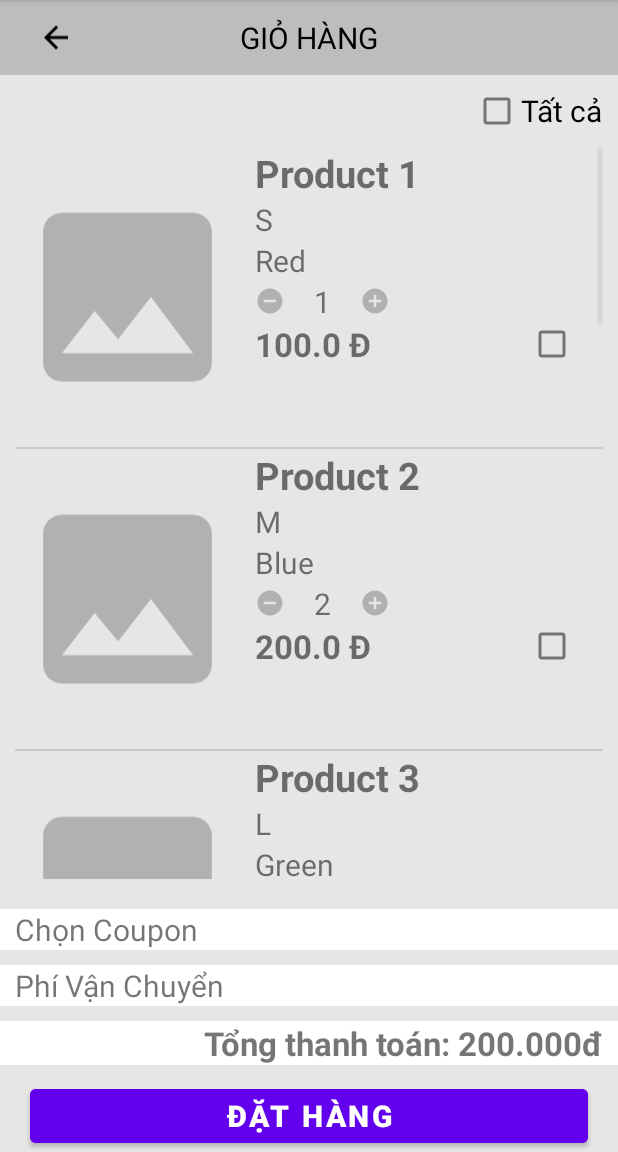
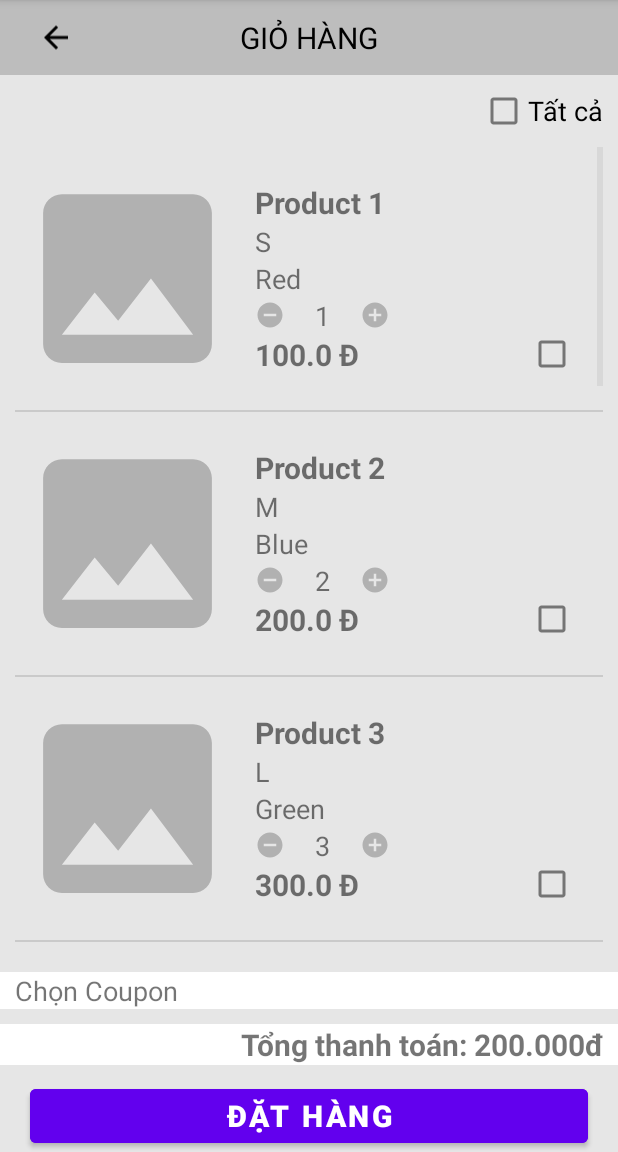
Before and after one commit to thanhENC/m-commerce-hk5, an Android app: the MainActivity screen opened directly, with no data from a screen before it, on a phone screen of 412 x 824 dp, the part 84-1236 px from its top. Run offline under Robolectric (Android 15) with nearby library versions, the phone set to English and light mode, and no system bars.

Commit message:
Modify Cart Item

```diff
--- a/home/app/src/main/res/layout/activity_main.xml
+++ b/home/app/src/main/res/layout/activity_main.xml
@@ -35,7 +35,7 @@
         android:layout_height="wrap_content"
         android:layout_gravity="end"
         android:text="Tất cả"
-        android:textSize="20sp"
+        android:textSize="18sp"
         android:layout_marginEnd="10dp"/>
 
     <ListView
@@ -53,17 +53,7 @@
         android:background="@color/white"
         android:paddingHorizontal="10dp"
         android:text="Chọn Coupon"
-        android:textSize="20sp" />
-
-    <TextView
-        android:id="@+id/txt_PhiVanChuyen"
-        android:layout_width="match_parent"
-        android:layout_height="wrap_content"
-        android:background="@color/white"
-        android:paddingHorizontal="10dp"
-        android:text="Phí Vận Chuyển"
-        android:textSize="20sp"
-        android:layout_marginTop="10dp"/>
+        android:textSize="18sp" />
 
     <TextView
         android:id="@+id/txt_TongTien"
@@ -72,7 +62,7 @@
         android:background="@color/white"
         android:paddingHorizontal="10dp"
         android:text="Tổng thanh toán: 200.000đ"
-        android:textSize="22sp"
+        android:textSize="20sp"
         android:textStyle="bold"
         android:gravity="end"
         android:layout_marginTop="10dp"/>
--- a/home/app/src/main/res/layout/cartitem.xml
+++ b/home/app/src/main/res/layout/cartitem.xml
@@ -7,32 +7,33 @@
     <ImageView
         android:id="@+id/imv_ProductImage"
         android:layout_width="150dp"
-        android:layout_height="200dp"
+        android:layout_height="175dp"
         android:src="@drawable/ic_baseline_image_24"/>
     <LinearLayout
         android:layout_width="match_parent"
-        android:layout_height="200dp"
+        android:layout_height="175dp"
         android:orientation="vertical"
-        android:paddingHorizontal="10dp">
+        android:paddingHorizontal="10dp"
+        android:gravity="center">
         <TextView
             android:id="@+id/txt_ProductName"
             android:layout_width="match_parent"
             android:layout_height="wrap_content"
             android:text="Cơm quê mười khó"
             android:textStyle="bold"
-            android:textSize="25sp" />
+            android:textSize="20sp" />
         <TextView
             android:id="@+id/txt_ProductSize"
             android:layout_width="match_parent"
             android:layout_height="wrap_content"
             android:text="Size: M"
-            android:textSize="20sp"/>
+            android:textSize="18sp"/>
         <TextView
             android:id="@+id/txt_ProductColor"
             android:layout_width="match_parent"
             android:layout_height="wrap_content"
             android:text="Color: Red"
-            android:textSize="20sp"/>
+            android:textSize="18sp"/>
         <LinearLayout
             android:layout_width="match_parent"
             android:layout_height="wrap_content"
@@ -48,7 +49,7 @@
                 android:layout_width="50sp"
                 android:layout_height="wrap_content"
                 android:text="1"
-                android:textSize="20sp"
+                android:textSize="18sp"
                 android:gravity="center"/>
             <ImageView
                 android:id="@+id/imv_Add"
@@ -67,7 +68,7 @@
                 android:layout_height="wrap_content"
                 android:text="100.000 Đ"
                 android:textStyle="bold"
-                android:textSize="22sp"
+                android:textSize="20sp"
                 />
             <CheckBox
                 android:id="@+id/chk_ProductBuy"
```
